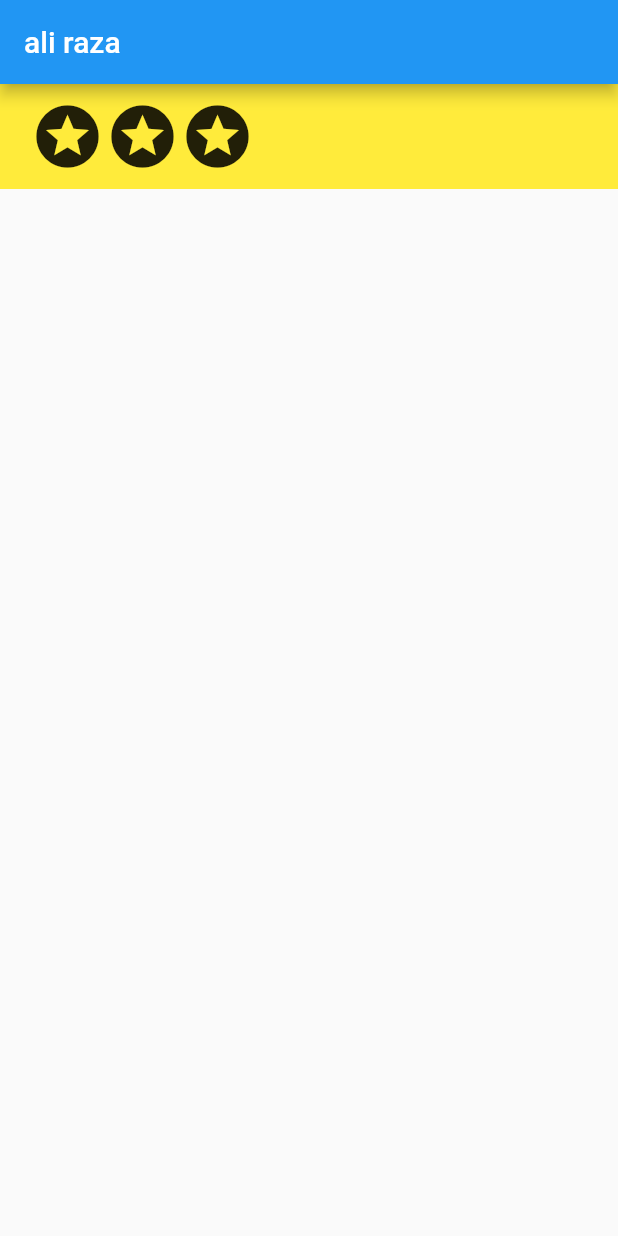
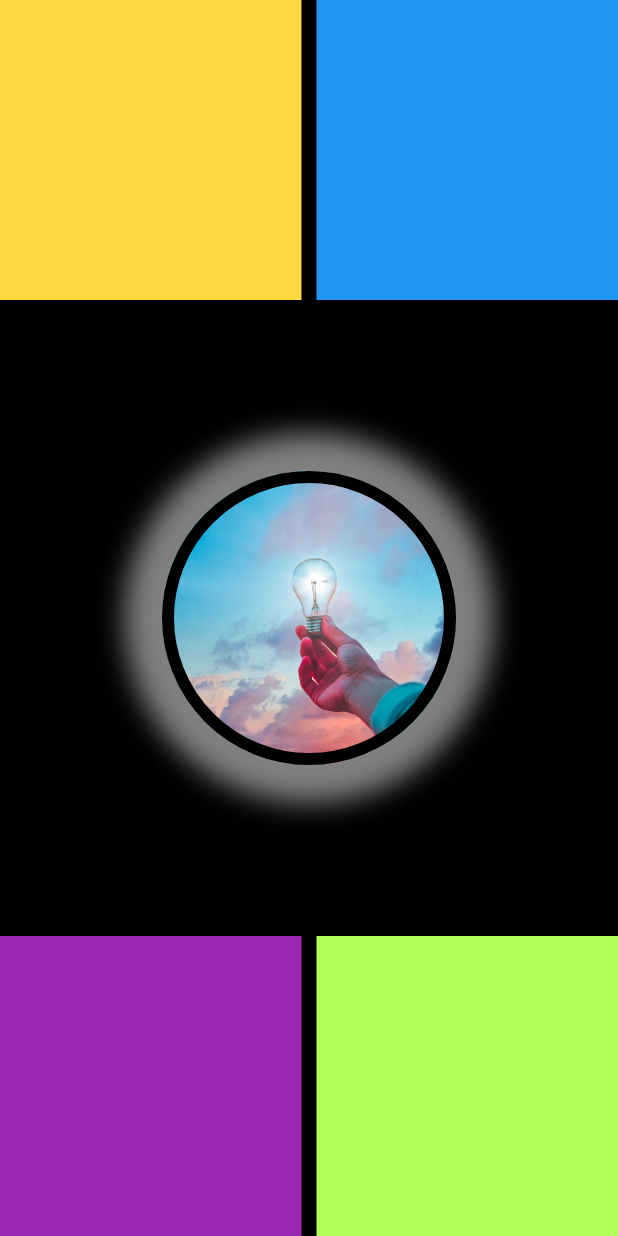
Before and after one commit to syedalirazazaidi/flutter_pract., a Flutter app: the screen it shows after launch, on a phone screen of 412 x 824 dp. Run offline on Flutter 3.47's test engine with Material 2 defaults, Android fonts, the light colour scheme and no system bars.

Commit message:
Add image

```diff
--- a/lib/main.dart
+++ b/lib/main.dart
@@ -11,25 +11,73 @@ class MyApp extends StatelessWidget {
   @override
   Widget build(BuildContext context) {
     return MaterialApp(
-      home: Scaffold(
-        appBar: AppBar(
-          title: Text("ali raza"),
-        ),
-        body: SafeArea(
-          child: Container(
-            color: Colors.yellow,
-            padding: EdgeInsets.symmetric(horizontal: 20, vertical: 10),
-            child: Row(
-              mainAxisAlignment: MainAxisAlignment.start,
+        home: Scaffold(
+      backgroundColor: Colors.black,
+      body: SafeArea(
+        child: Column(
+          mainAxisAlignment: MainAxisAlignment.spaceBetween,
+          children: [
+            Row(
+              mainAxisAlignment: MainAxisAlignment.spaceBetween,
               children: [
-                Icon(Icons.stars, size: 50),
-                Icon(Icons.stars, size: 50),
-                Icon(Icons.stars, size: 50),
+                Container(
+                  color: Colors.amberAccent,
+                  width: 201,
+                  height: 200,
+                ),
+                Container(
+                  color: Colors.blue,
+                  width: 201,
+                  height: 200,
+                ),
               ],
             ),
-          ),
+            Row(
+              mainAxisAlignment: MainAxisAlignment.center,
+              children: [
+                Container(
+                  decoration: BoxDecoration(
+                      color: Colors.white,
+                      image: DecorationImage(
+                        image: AssetImage('image/bulb.jpg'),
+                        fit: BoxFit.cover,
+                      ),
+                      border: Border.all(
+                        color: Colors.black,
+                        width: 8,
+                      ),
+                      borderRadius: BorderRadius.circular(150),
+                      boxShadow: [
+                        BoxShadow(
+                          color: Colors.white.withOpacity(0.5),
+                          spreadRadius: 25,
+                          blurRadius: 15,
+                        ),
+                      ]),
+                  width: 196,
+                  height: 196,
+                ),
+              ],
+            ),
+            Row(
+              mainAxisAlignment: MainAxisAlignment.spaceBetween,
+              mainAxisSize: MainAxisSize.max,
+              children: [
+                Container(
+                  color: Colors.purple,
+                  width: 201,
+                  height: 200,
+                ),
+                Container(
+                  color: Colors.lightGreenAccent,
+                  width: 201,
+                  height: 200,
+                ),
+              ],
+            ),
+          ],
         ),
       ),
-    );
+    ));
   }
 }
--- a/pubspec.yaml
+++ b/pubspec.yaml
@@ -58,7 +58,8 @@ flutter:
   uses-material-design: true
 
   # To add assets to your application, add an assets section, like this:
-  # assets:
+  assets:
+     - image/bulb.jpg
   #   - images/a_dot_burr.jpeg
   #   - images/a_dot_ham.jpeg
 
```
Also changed, not shown: image/bulb.jpg (added), image/mobile.png (added), 1 other file.
